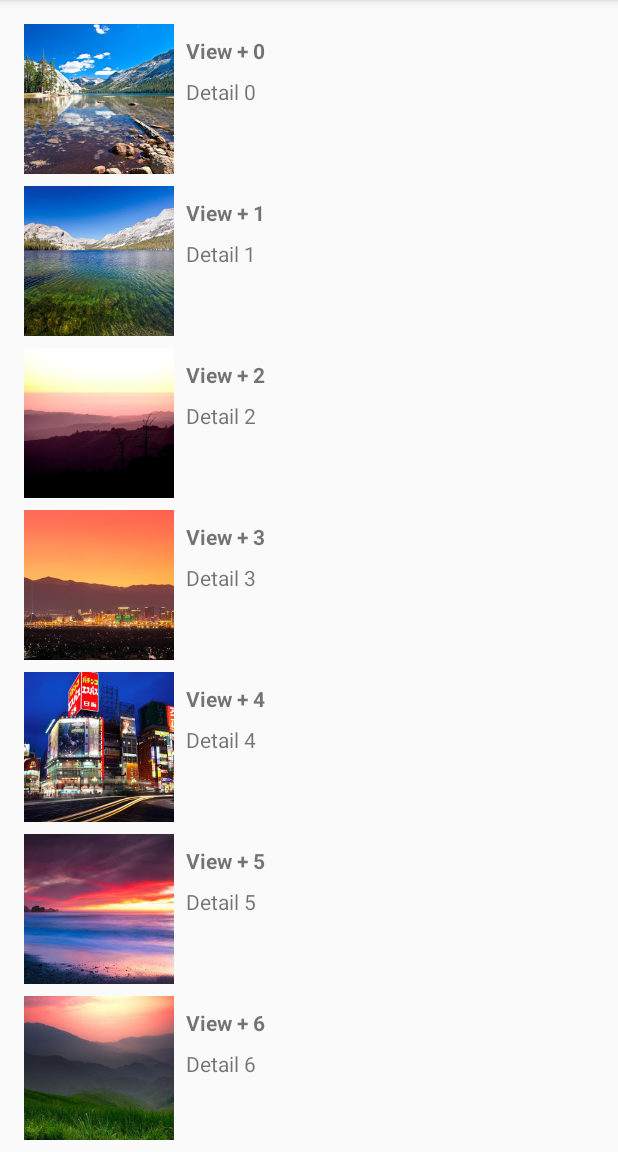
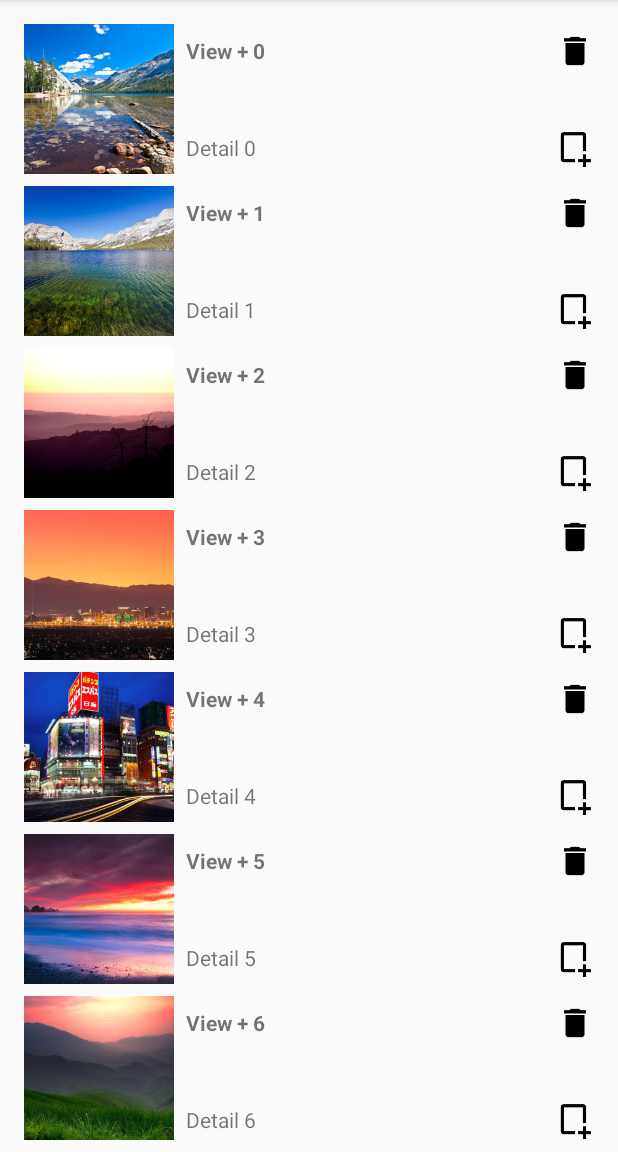
Before and after one commit to okanSerdaroglu/RecyclerViewKotlin, an Android app: the screen it shows after launch (MainActivity), on a phone screen of 412 x 824 dp, the part 84-1236 px from its top. Run offline under Robolectric (Android 15) with nearby library versions, the phone set to English and light mode, and no system bars.

Commit message:
delete and copy buttons added

```diff
--- a/app/src/main/res/layout/adapter_main.xml
+++ b/app/src/main/res/layout/adapter_main.xml
@@ -30,10 +30,30 @@
         android:layout_width="wrap_content"
         android:layout_height="wrap_content"
         android:id="@+id/textViewDetail"
+        android:layout_marginBottom="8dp"
         app:layout_constraintStart_toStartOf="@id/textViewHeader"
-        app:layout_constraintTop_toBottomOf="@id/textViewHeader"
+        app:layout_constraintBottom_toBottomOf="@id/imageViewView"
         android:layout_marginTop="8dp"/>
 
+
+    <ImageView
+        android:layout_width="25dp"
+        android:layout_height="25dp"
+        android:layout_marginEnd="8dp"
+        android:src="@drawable/ic_delete"
+        android:id="@+id/imageViewDelete"
+        app:layout_constraintEnd_toEndOf="parent"
+        app:layout_constraintTop_toTopOf="@id/textViewHeader"
+        app:layout_constraintBottom_toBottomOf="@id/textViewHeader"/>
+
+    <ImageView
+        android:layout_width="25dp"
+        android:layout_height="25dp"
+        android:src="@drawable/ic_make_copy"
+        app:layout_constraintEnd_toEndOf="@id/imageViewDelete"
+        app:layout_constraintStart_toStartOf="@id/imageViewDelete"
+        app:layout_constraintTop_toTopOf="@id/textViewDetail"
+        app:layout_constraintBottom_toBottomOf="@id/textViewDetail"/>
 
 
 
```
